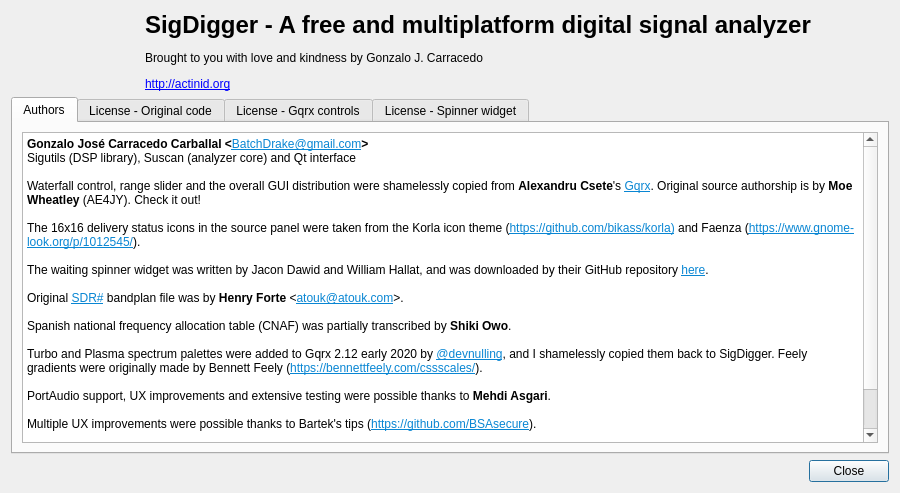
Above: ui/AboutDialog.ui from BatchDrake/SigDigger before the change. Below: the same form after it.
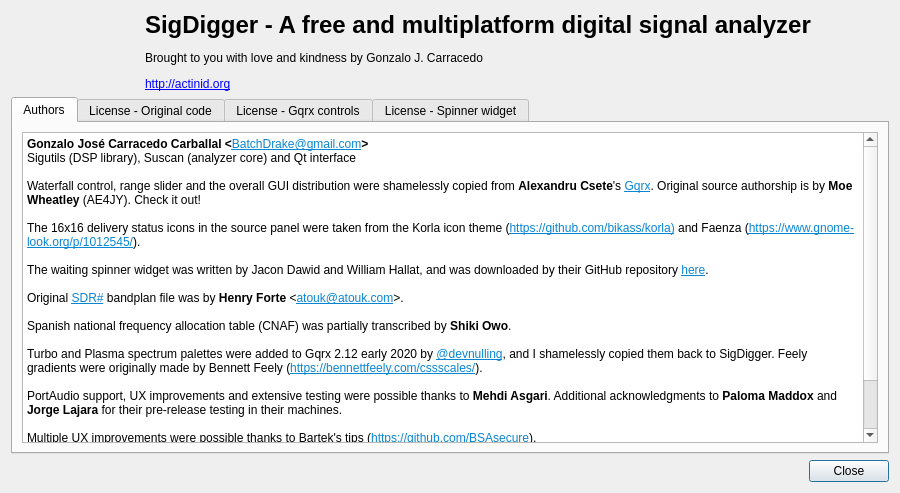
That is the form after the change. Icons and pictures are not drawn.

Patch:
```diff
--- a/ui/AboutDialog.ui
+++ b/ui/AboutDialog.ui
@@ -97,7 +97,7 @@
 &lt;p style=&quot;-qt-paragraph-type:empty; margin-top:0px; margin-bottom:0px; margin-left:0px; margin-right:0px; -qt-block-indent:0; text-indent:0px;&quot;&gt;&lt;br /&gt;&lt;/p&gt;
 &lt;p style=&quot; margin-top:0px; margin-bottom:0px; margin-left:0px; margin-right:0px; -qt-block-indent:0; text-indent:0px;&quot;&gt;Turbo and Plasma spectrum palettes were added to Gqrx 2.12 early 2020 by &lt;a href=&quot;https://twitter.com/devnulling&quot;&gt;&lt;span style=&quot; text-decoration: underline; color:#0986d3;&quot;&gt;@devnulling&lt;/span&gt;&lt;/a&gt;, and I shamelessly copied them back to SigDigger. Feely gradients were originally made by Bennett Feely (&lt;a href=&quot;https://bennettfeely.com/cssscales/&quot;&gt;&lt;span style=&quot; text-decoration: underline; color:#0986d3;&quot;&gt;https://bennettfeely.com/cssscales/&lt;/span&gt;&lt;/a&gt;).&lt;/p&gt;
 &lt;p style=&quot;-qt-paragraph-type:empty; margin-top:0px; margin-bottom:0px; margin-left:0px; margin-right:0px; -qt-block-indent:0; text-indent:0px;&quot;&gt;&lt;br /&gt;&lt;/p&gt;
-&lt;p style=&quot; margin-top:0px; margin-bottom:0px; margin-left:0px; margin-right:0px; -qt-block-indent:0; text-indent:0px;&quot;&gt;PortAudio support, UX improvements and extensive testing were possible thanks to &lt;span style=&quot; font-weight:600;&quot;&gt;Mehdi Asgari&lt;/span&gt;.&lt;/p&gt;
+&lt;p style=&quot; margin-top:0px; margin-bottom:0px; margin-left:0px; margin-right:0px; -qt-block-indent:0; text-indent:0px;&quot;&gt;PortAudio support, UX improvements and extensive testing were possible thanks to &lt;span style=&quot; font-weight:600;&quot;&gt;Mehdi Asgari&lt;/span&gt;. Additional acknowledgments to &lt;span style=&quot; font-weight:600;&quot;&gt;Paloma Maddox&lt;/span&gt; and &lt;span style=&quot; font-weight:600;&quot;&gt;Jorge Lajara&lt;/span&gt; for their pre-release testing in their machines.&lt;/p&gt;
 &lt;p style=&quot;-qt-paragraph-type:empty; margin-top:0px; margin-bottom:0px; margin-left:0px; margin-right:0px; -qt-block-indent:0; text-indent:0px;&quot;&gt;&lt;br /&gt;&lt;/p&gt;
 &lt;p style=&quot; margin-top:0px; margin-bottom:0px; margin-left:0px; margin-right:0px; -qt-block-indent:0; text-indent:0px;&quot;&gt;Multiple UX improvements were possible thanks to Bartek's tips (&lt;a href=&quot;https://github.com/BSAsecure&quot;&gt;&lt;span style=&quot; text-decoration: underline; color:#0986d3;&quot;&gt;https://github.com/BSAsecure&lt;/span&gt;&lt;/a&gt;).&lt;/p&gt;
 &lt;p style=&quot;-qt-paragraph-type:empty; margin-top:0px; margin-bottom:0px; margin-left:0px; margin-right:0px; -qt-block-indent:0; text-indent:0px;&quot;&gt;&lt;br /&gt;&lt;/p&gt;
```
